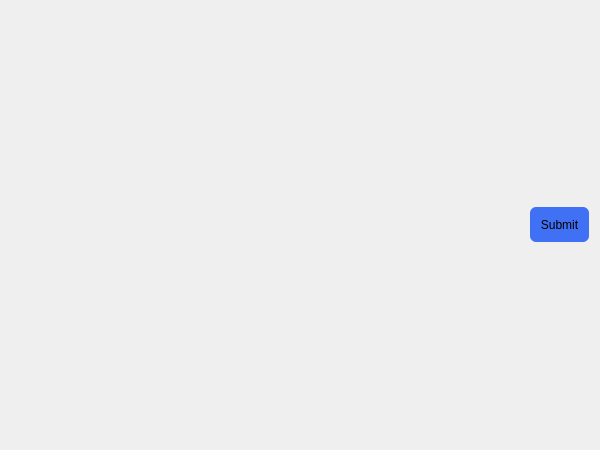
First picture: the form in src/views/authenticate_views/security_question_view.ui, repository devforgely/MFA-Simulator, before the edit.
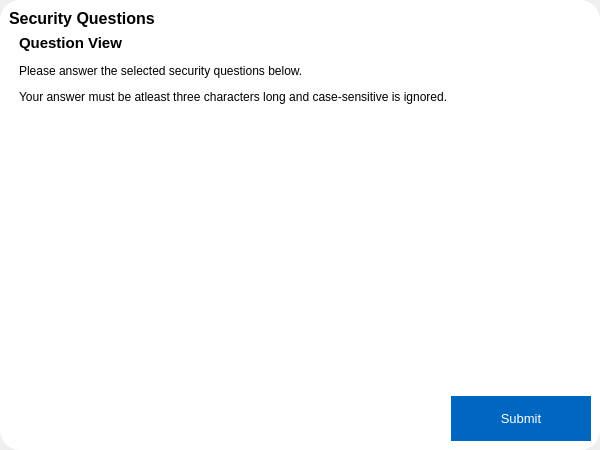
Second picture: the form after the edit.

Commit message: update pin, password and security question gui

The edit to the form file:
```diff
--- a/src/views/authenticate_views/security_question_view.ui
+++ b/src/views/authenticate_views/security_question_view.ui
@@ -13,75 +13,207 @@
   <property name="maximumSize">
    <size>
     <width>600</width>
-    <height>450</height>
+    <height>16777215</height>
    </size>
   </property>
   <property name="windowTitle">
    <string>Form</string>
   </property>
   <property name="styleSheet">
-   <string notr="true">QPushButton {
-	border-radius: 6px;
+   <string notr="true">#frame {
+	background-color: white;
+	border-radius: 20px;
+}
+
+#form_title {
+	font-weight: 600;
+	font-size: 12pt;
+}
+
+#subtitle {
+	font-weight: 500;
+	font-size: 11pt;
+}
+
+#question_view {
+	background-color: white;
+}
+
+#question_view QLabel {
+	height: 34px;
 	border: none;
-	padding: 5px 10px;
+	padding: 0px 5px;
+	font-weight: 480;
+}
+
+QLineEdit {
+	height: 34px;
+	border: none;
+	padding: 0px 5px;
+}
+
+QPushButton {
+	font-size: 10pt;
+	font-weight: 490;
+	min-width: 120px;
+	height: 45px;
+	padding: 0px 10px;
 }
 
 #submit_btn {
-	background-color: #4070f4;
+	color: white;
+	border: none;
+	background-color: #0067c0;
 }</string>
   </property>
   <layout class="QVBoxLayout" name="verticalLayout">
+   <property name="spacing">
+    <number>0</number>
+   </property>
+   <property name="leftMargin">
+    <number>0</number>
+   </property>
+   <property name="topMargin">
+    <number>0</number>
+   </property>
+   <property name="rightMargin">
+    <number>0</number>
+   </property>
+   <property name="bottomMargin">
+    <number>0</number>
+   </property>
    <item>
-    <layout class="QGridLayout" name="question_view">
-     <property name="sizeConstraint">
-      <enum>QLayout::SetDefaultConstraint</enum>
+    <widget class="QFrame" name="frame">
+     <property name="frameShape">
+      <enum>QFrame::NoFrame</enum>
      </property>
-     <property name="verticalSpacing">
-      <number>10</number>
+     <property name="frameShadow">
+      <enum>QFrame::Raised</enum>
      </property>
-    </layout>
-   </item>
-   <item>
-    <layout class="QHBoxLayout" name="horizontalLayout">
-     <property name="spacing">
-      <number>10</number>
-     </property>
-     <item>
-      <spacer name="horizontalSpacer">
-       <property name="orientation">
-        <enum>Qt::Horizontal</enum>
-       </property>
-       <property name="sizeHint" stdset="0">
-        <size>
-         <width>40</width>
-         <height>20</height>
-        </size>
-       </property>
-      </spacer>
-     </item>
-     <item>
-      <widget class="QPushButton" name="submit_btn">
-       <property name="minimumSize">
-        <size>
-         <width>0</width>
-         <height>35</height>
-        </size>
-       </property>
-       <property name="maximumSize">
-        <size>
-         <width>150</width>
-         <height>16777215</height>
-        </size>
-       </property>
-       <property name="cursor">
-        <cursorShape>PointingHandCursor</cursorShape>
-       </property>
-       <property name="text">
-        <string>Submit</string>
-       </property>
-      </widget>
-     </item>
-    </layout>
+     <layout class="QVBoxLayout" name="verticalLayout_2">
+      <item>
+       <widget class="QLabel" name="form_title">
+        <property name="maximumSize">
+         <size>
+          <width>16777215</width>
+          <height>40</height>
+         </size>
+        </property>
+        <property name="text">
+         <string>Security Questions</string>
+        </property>
+       </widget>
+      </item>
+      <item>
+       <layout class="QVBoxLayout" name="verticalLayout_3">
+        <property name="spacing">
+         <number>12</number>
+        </property>
+        <property name="leftMargin">
+         <number>10</number>
+        </property>
+        <item>
+         <widget class="QLabel" name="subtitle">
+          <property name="maximumSize">
+           <size>
+            <width>16777215</width>
+            <height>30</height>
+           </size>
+          </property>
+          <property name="text">
+           <string>Question View</string>
+          </property>
+         </widget>
+        </item>
+        <item>
+         <widget class="QLabel" name="label_2">
+          <property name="maximumSize">
+           <size>
+            <width>16777215</width>
+            <height>45</height>
+           </size>
+          </property>
+          <property name="text">
+           <string>Please answer the selected security questions below.</string>
+          </property>
+          <property name="wordWrap">
+           <bool>true</bool>
+          </property>
+         </widget>
+        </item>
+        <item>
+         <widget class="QLabel" name="label_3">
+          <property name="maximumSize">
+           <size>
+            <width>16777215</width>
+            <height>45</height>
+           </size>
+          </property>
+          <property name="text">
+           <string>Your answer must be atleast three characters long and case-sensitive is ignored.</string>
+          </property>
+          <property name="wordWrap">
+           <bool>true</bool>
+          </property>
+         </widget>
+        </item>
+       </layout>
+      </item>
+      <item>
+       <widget class="QScrollArea" name="scrollArea">
+        <property name="frameShape">
+         <enum>QFrame::NoFrame</enum>
+        </property>
+        <property name="widgetResizable">
+         <bool>true</bool>
+        </property>
+        <widget class="QWidget" name="question_view">
+         <property name="geometry">
+          <rect>
+           <x>0</x>
+           <y>0</y>
+           <width>578</width>
+           <height>258</height>
+          </rect>
+         </property>
+         <layout class="QVBoxLayout" name="verticalLayout_5">
+          <property name="spacing">
+           <number>3</number>
+          </property>
+          <property name="leftMargin">
+           <number>5</number>
+          </property>
+          <property name="topMargin">
+           <number>5</number>
+          </property>
+          <property name="rightMargin">
+           <number>5</number>
+          </property>
+          <property name="bottomMargin">
+           <number>5</number>
+          </property>
+         </layout>
+        </widget>
+       </widget>
+      </item>
+      <item alignment="Qt::AlignRight">
+       <widget class="QPushButton" name="submit_btn">
+        <property name="sizePolicy">
+         <sizepolicy hsizetype="Maximum" vsizetype="Fixed">
+          <horstretch>0</horstretch>
+          <verstretch>0</verstretch>
+         </sizepolicy>
+        </property>
+        <property name="cursor">
+         <cursorShape>PointingHandCursor</cursorShape>
+        </property>
+        <property name="text">
+         <string>Submit</string>
+        </property>
+       </widget>
+      </item>
+     </layout>
+    </widget>
    </item>
   </layout>
  </widget>
```
The commit also changes 23 other files.
